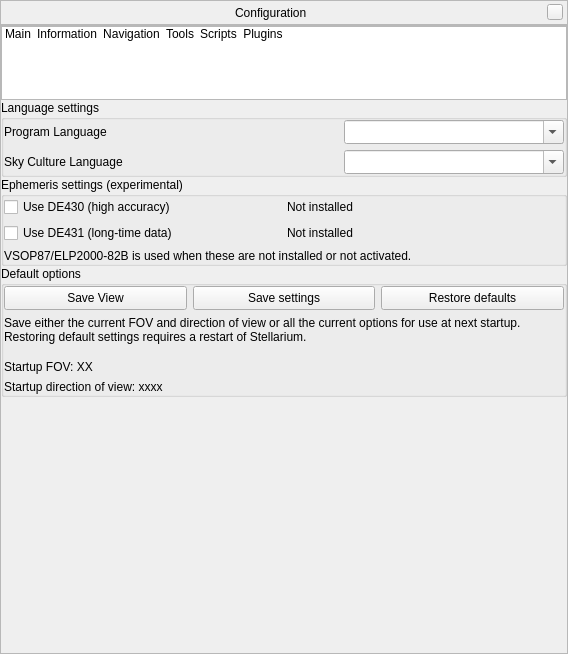
The window that src/gui/configurationDialog.ui (519984307/stellarium_src) describes before a commit, drawn with Qt 5.
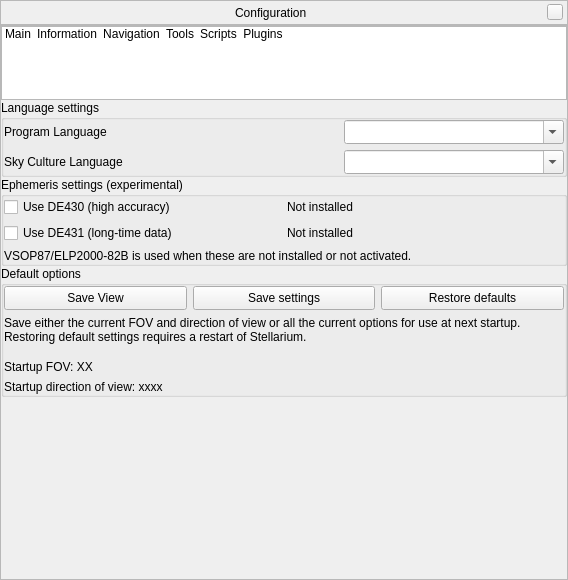
The same window after the commit. Icons and pictures are not drawn. Custom widgets are drawn as their Qt base class.

```diff
--- a/src/gui/configurationDialog.ui
+++ b/src/gui/configurationDialog.ui
@@ -7,7 +7,7 @@
     <x>0</x>
     <y>0</y>
     <width>568</width>
-    <height>654</height>
+    <height>580</height>
    </rect>
   </property>
   <layout class="QVBoxLayout">
```
